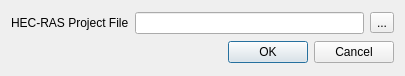
Qt form src/ui/simulationEngine/reoshecrassimulationimport.ui (vcloarec/ReosProject) before a commit.
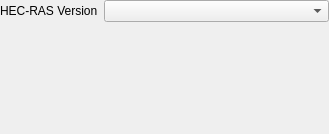
The same form after that commit.

Commit message: import hecras ui

```diff
--- a/src/ui/simulationEngine/reoshecrassimulationimport.ui
+++ b/src/ui/simulationEngine/reoshecrassimulationimport.ui
@@ -1,62 +1,57 @@
 <?xml version="1.0" encoding="UTF-8"?>
 <ui version="4.0">
- <class>Dialog</class>
- <widget class="QDialog" name="Dialog">
-  <property name="windowModality">
-   <enum>Qt::ApplicationModal</enum>
-  </property>
+ <class>ReosHecRasSimulationImportWidget</class>
+ <widget class="QWidget" name="ReosHecRasSimulationImportWidget">
   <property name="geometry">
    <rect>
     <x>0</x>
     <y>0</y>
-    <width>405</width>
-    <height>76</height>
+    <width>329</width>
+    <height>134</height>
    </rect>
   </property>
-  <property name="sizePolicy">
-   <sizepolicy hsizetype="Preferred" vsizetype="Fixed">
-    <horstretch>0</horstretch>
-    <verstretch>0</verstretch>
-   </sizepolicy>
-  </property>
   <property name="windowTitle">
    <string>Dialog</string>
   </property>
-  <layout class="QVBoxLayout" name="verticalLayout">
-   <item>
-    <layout class="QHBoxLayout" name="horizontalLayout">
+  <layout class="QGridLayout" name="gridLayout">
+   <property name="leftMargin">
+    <number>0</number>
+   </property>
+   <property name="topMargin">
+    <number>0</number>
+   </property>
+   <property name="rightMargin">
+    <number>0</number>
+   </property>
+   <property name="bottomMargin">
+    <number>0</number>
+   </property>
+   <item row="0" column="0">
+    <layout class="QHBoxLayout" name="horizontalLayout" stretch="0,1">
      <item>
       <widget class="QLabel" name="label">
        <property name="text">
-        <string>HEC-RAS Project File</string>
+        <string>HEC-RAS Version</string>
        </property>
       </widget>
      </item>
      <item>
-      <widget class="QLineEdit" name="mLineEdit">
-       <property name="readOnly">
-        <bool>true</bool>
-       </property>
-      </widget>
-     </item>
-     <item>
-      <widget class="QToolButton" name="mFileToolButton">
-       <property name="text">
-        <string>...</string>
-       </property>
-      </widget>
+      <widget class="QComboBox" name="mVersionCombo"/>
      </item>
     </layout>
    </item>
-   <item>
-    <widget class="QDialogButtonBox" name="buttonBox">
+   <item row="1" column="0">
+    <spacer name="verticalSpacer">
      <property name="orientation">
-      <enum>Qt::Horizontal</enum>
+      <enum>Qt::Vertical</enum>
      </property>
-     <property name="standardButtons">
-      <set>QDialogButtonBox::Cancel|QDialogButtonBox::Ok</set>
+     <property name="sizeHint" stdset="0">
+      <size>
+       <width>20</width>
+       <height>40</height>
+      </size>
      </property>
-    </widget>
+    </spacer>
    </item>
   </layout>
  </widget>
```
Left out of the diff: 37 changed lines with no effect on the pictures. The commit also changes 11 other files.
